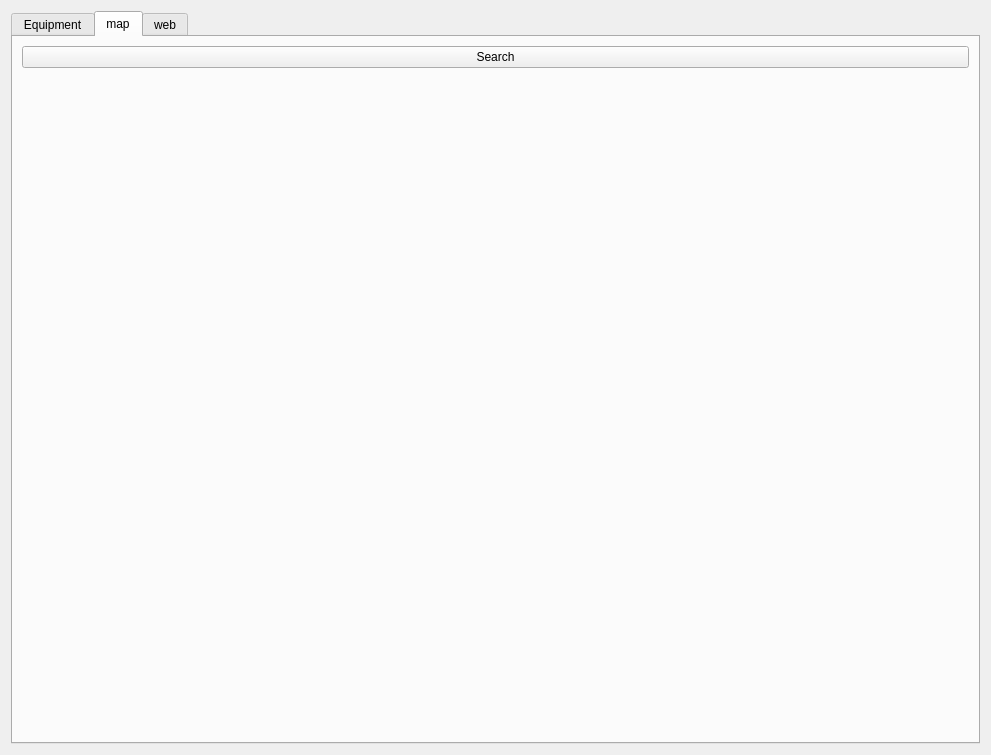
This is Ui_FormMonitor.ui in 174high/Spiders-word as Qt 5 draws it before an edit. The edited form follows.
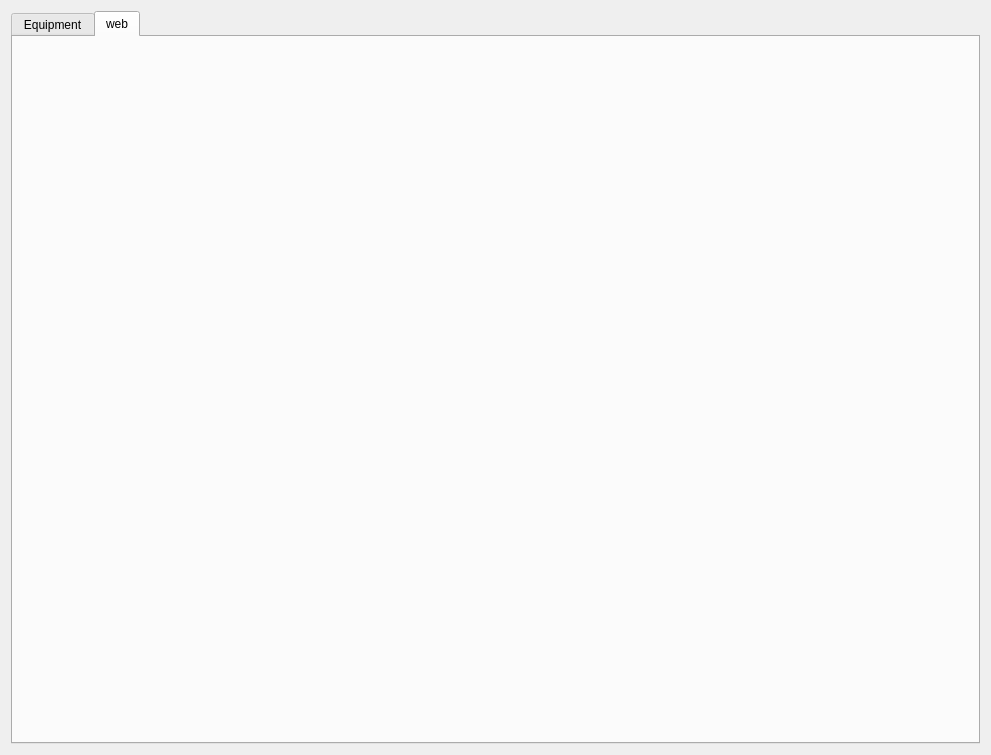
This is the edited form. The open tabs and pages were chosen to show the change.

```diff
--- a/Ui_FormMonitor.ui
+++ b/Ui_FormMonitor.ui
@@ -97,31 +97,6 @@
        </property>
       </widget>
      </widget>
-     <widget class="QWidget" name="map">
-      <attribute name="title">
-       <string>map</string>
-      </attribute>
-      <layout class="QGridLayout" name="gridLayout_4">
-       <item row="0" column="0">
-        <layout class="QGridLayout" name="gridLayout_3">
-         <item row="0" column="0">
-          <widget class="QPushButton" name="pushButton_2">
-           <property name="text">
-            <string>Search</string>
-           </property>
-          </widget>
-         </item>
-         <item row="1" column="0">
-          <widget class="QLabel" name="label">
-           <property name="text">
-            <string/>
-           </property>
-          </widget>
-         </item>
-        </layout>
-       </item>
-      </layout>
-     </widget>
      <widget class="QWidget" name="web">
       <attribute name="title">
        <string>web</string>
```
Left out of the diff: 2 changed lines with no effect on the pictures.
